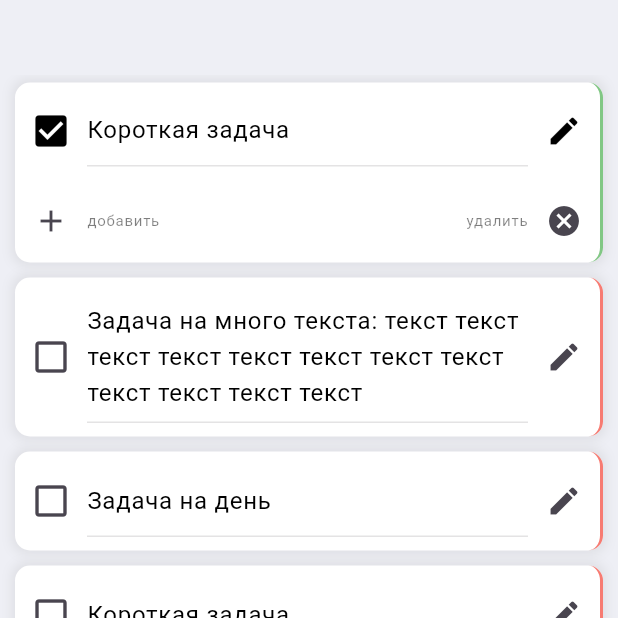
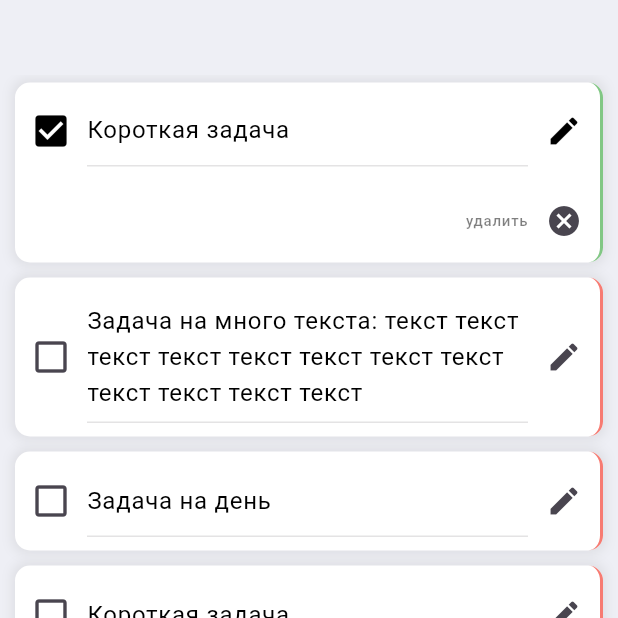
Before and after one commit to 23yaro/todoApp, a Flutter app: the screen it shows after launch, after a tap on the "check box outline blank" icon, after a tap on "Новая задача", on a phone screen of 412 x 824 dp, the top half of it. Run offline on Flutter 3.47's test engine with Material 3 defaults, Android fonts, the phone set to English and light mode, and no system bars.

```diff
--- a/lib/views/Pages/home_page.dart
+++ b/lib/views/Pages/home_page.dart
@@ -30,22 +30,27 @@ class ScrollBar extends StatefulWidget {
 }
 
 class _ScrollBarState extends State<ScrollBar> {
-  final listChildren = <SliverReorderableList>[
-    SliverReorderableList(
-      itemBuilder: (BuildContext context, int index) {
-        return TaskWidget(
-          key: ValueKey(tasks[index]),
-          task: tasks[index],
-          deleteTask: (int id) {},
-        );
-      },
-      itemCount: tasks.length,
-      onReorder: (int oldIndex, int newIndex) {},
-    ),
-  ];
+  @override
+  void initState() {
+    super.initState();
+  }
 
   @override
   Widget build(BuildContext context) {
+    final listChildren = <SliverList>[
+      SliverList(
+        delegate: SliverChildBuilderDelegate(
+          (BuildContext context, int index) {
+            return TaskWidget(
+              key: ValueKey(tasks[index]),
+              task: tasks[index],
+              deleteTask: (int id) {},
+            );
+          },
+          childCount: tasks.length,
+        ),
+      )
+    ];
     return Expanded(child: CustomScrollView(slivers: listChildren));
   }
 }
--- a/lib/views/items/task_widget.dart
+++ b/lib/views/items/task_widget.dart
@@ -37,20 +37,6 @@ class TaskWidgetState extends State<TaskWidget> {
   @override
   Widget build(BuildContext context) {
     _taskController.text = widget.task.name.toString();
-    /*final subTaskChildren = SliverList(
-      delegate: SliverChildBuilderDelegate(
-            (context, index) {
-          return SubTaskWidget(
-            task: widget.task.subTasks[index],
-            readOnly: _enabledEditing,
-            mainTaskComplete: widget.task.complete,
-            taskComplete: _taskComplete,
-            deleteSubTask: _deleteSubTask,
-          );
-        },
-        childCount: widget.task.subTasks.length,
-      ),
-    );*/
     return Container(
       margin: const EdgeInsets.symmetric(vertical: 5, horizontal: 10),
       decoration: _boxDecoration(),
@@ -96,9 +82,11 @@ class TaskWidgetState extends State<TaskWidget> {
                   return SubTaskWidget(
                     task: widget.task.subTasks[index],
                     readOnly: _enabledEditing,
+                    subTaskFocusNode: null,
                     mainTaskComplete: widget.task.complete,
                     taskComplete: _taskComplete,
                     deleteSubTask: _deleteSubTask,
+
                   );
                 },
               ),
@@ -106,40 +94,6 @@ class TaskWidgetState extends State<TaskWidget> {
             ],
           ),
         ),
-      ),
-    );
-  }
-
-  Widget _underTile() {
-    TextStyle underTextStyle() {
-      return TextStyle(color: Colors.black.withOpacity(0.5), fontSize: 10);
-    }
-
-    return ListTile(
-      trailing: IconButton(
-        icon: const Icon(Icons.cancel),
-        onPressed: () {
-          widget.deleteTask(widget.task.id);
-        },
-      ),
-      title: Row(
-        mainAxisAlignment: MainAxisAlignment.spaceBetween,
-        children: [
-          Text(
-            textAlign: TextAlign.start,
-            style: underTextStyle(),
-            'добавить',
-          ),
-          Text(
-            textAlign: TextAlign.end,
-            style: underTextStyle(),
-            'удалить',
-          ),
-        ],
-      ),
-      leading: IconButton(
-        icon: const Icon(Icons.add),
-        onPressed: _addSubTask,
       ),
     );
   }
@@ -166,6 +120,46 @@ class TaskWidgetState extends State<TaskWidget> {
     );
   }
 
+  Widget _underTile() {
+    return ListTile(
+      leading: Visibility(
+        visible: !widget.task.complete,
+        child: Row(
+          mainAxisSize: MainAxisSize.min,
+          children: [
+            IconButton(
+              icon: const Icon(Icons.add),
+              onPressed: _addSubTask,
+            ),
+            Text(
+              textAlign: TextAlign.end,
+              style:
+                  TextStyle(color: Colors.black.withOpacity(0.5), fontSize: 10),
+              'добавить',
+            ),
+          ],
+        ),
+      ),
+      trailing: Row(
+        mainAxisSize: MainAxisSize.min,
+        children: [
+          Text(
+            textAlign: TextAlign.start,
+            style:
+                TextStyle(color: Colors.black.withOpacity(0.5), fontSize: 10),
+            'удалить',
+          ),
+          IconButton(
+            icon: const Icon(Icons.cancel),
+            onPressed: () {
+              widget.deleteTask(widget.task.id);
+            },
+          ),
+        ],
+      ),
+    );
+  }
+
   Widget _editButton(Task task) {
     return IconButton(
       icon: _enabledEditing ? const Icon(Icons.edit) : const Icon(Icons.check),
@@ -179,23 +173,33 @@ class TaskWidgetState extends State<TaskWidget> {
   }
 
   void _taskComplete(Task task) {
+    ///not set state to sub task  if main task completeяё
+    if (widget.task == task) {
       setState(() {
-      //redrawing 'checkBox/checkMark'
+        ///redrawing 'main checkBox/checkMark'
         task.complete = !task.complete;
       });
+    } else {
+      if (!widget.task.complete) {
+        setState(() {
+          ///redrawing 'sub checkBox/checkMark'
+          task.complete = !task.complete;
+        });
+      }
+    }
   }
 
   void _switchEditing() {
     FocusManager.instance.primaryFocus?.unfocus();
     setState(() {
-      //disabled/enabledEditing editing
+      ///disabled/enabledEditing editing
       _enabledEditing = !_enabledEditing;
     });
   }
 
   void _addSubTask() {
     setState(() {
-      //new subTask
+      ///new subTask
       widget.task.subTasks.add(Task(
         id: widget.task.subTasks.isEmpty ? 0 : widget.task.subTasks.length,
       ));
@@ -204,7 +208,7 @@ class TaskWidgetState extends State<TaskWidget> {
 
   void _deleteSubTask(int id) {
     setState(() {
-      //delete subTask
+      ///delete subTask
       widget.task.subTasks.removeWhere((element) => element.id == id);
     });
   }
```
Also changed, not shown: lib/views/items/proxy_decorator.dart (deleted, +0 -26 lines), lib/views/items/sub_task_widget.dart (+8 -1 lines). Lines whose indentation alone changed are shown as unchanged.
